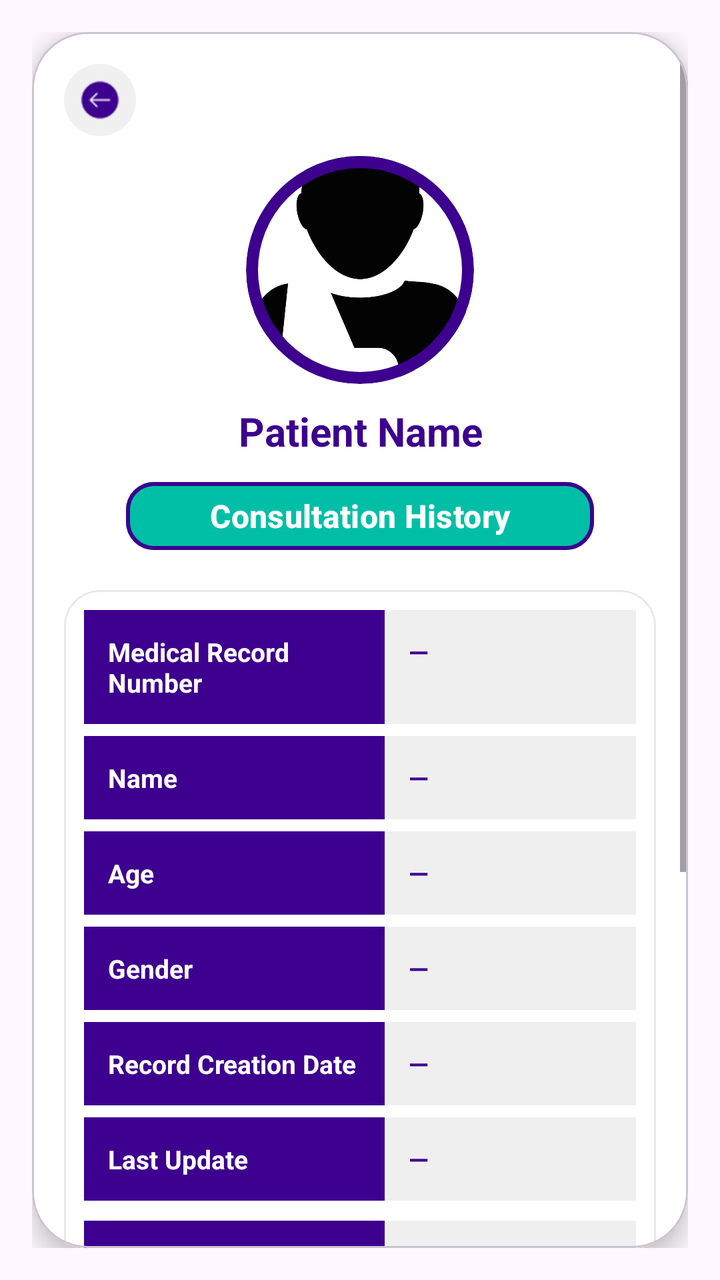
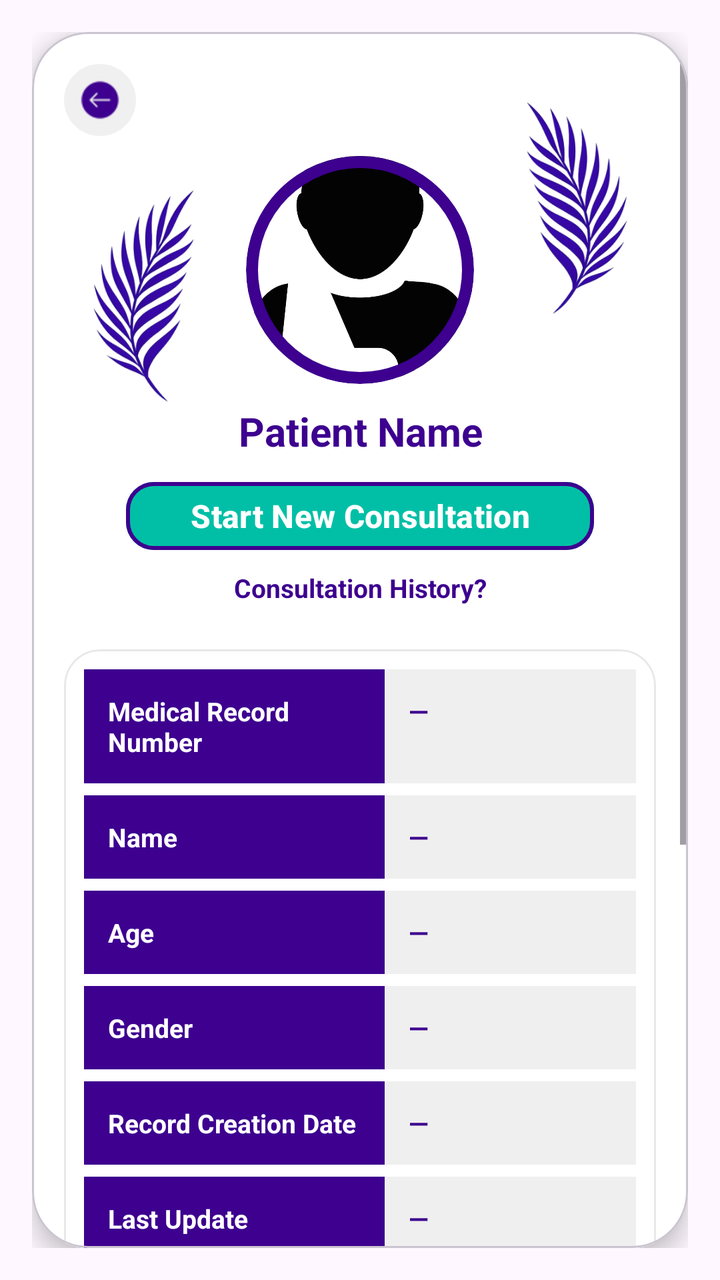

Compare the two renders of this Android layout. The source of the first and the diff that turns it into the second are given below.
<!-- AndroidManifest.xml: application theme Theme.MediMindV2 -->
<!-- res/layout/activity_patient_info.xml -->
<?xml version="1.0" encoding="utf-8"?>
<androidx.constraintlayout.widget.ConstraintLayout
    xmlns:android="http://schemas.android.com/apk/res/android"
    xmlns:app="http://schemas.android.com/apk/res-auto"
    xmlns:tools="http://schemas.android.com/tools"
    android:layout_width="match_parent"
    android:layout_height="match_parent"
    android:padding="16dp">

    
    <com.google.android.material.card.MaterialCardView
        android:id="@+id/cardInfo"
        android:layout_width="0dp"
        android:layout_height="0dp"
        app:cardCornerRadius="28dp"
        app:cardElevation="7dp"
        app:cardBackgroundColor="@android:color/white"
        app:layout_constraintTop_toTopOf="parent"
        app:layout_constraintBottom_toBottomOf="parent"
        app:layout_constraintStart_toStartOf="parent"
        app:layout_constraintEnd_toEndOf="parent">

        <ScrollView
            android:layout_width="match_parent"
            android:layout_height="match_parent"
            android:fillViewport="true">

            <androidx.constraintlayout.widget.ConstraintLayout
                android:layout_width="match_parent"
                android:layout_height="wrap_content"
                android:padding="16dp">

                
                <ImageView
                    android:id="@+id/btnBack"
                    android:layout_width="36dp"
                    android:layout_height="36dp"
                    android:padding="8dp"
                    android:background="@drawable/bg_back_circle"
                    android:src="@drawable/ic_back"
                    app:tint="#3D008F"
                    android:contentDescription="@null"
                    tools:ignore="MissingConstraints" />

                
                <com.google.android.material.card.MaterialCardView
                    android:id="@+id/cardAvatar"
                    android:layout_width="114dp"
                    android:layout_height="114dp"
                    android:layout_marginTop="10dp"
                    app:cardCornerRadius="57dp"
                    app:cardElevation="0dp"
                    app:strokeColor="#3D008F"
                    app:strokeWidth="6dp"
                    app:layout_constraintTop_toBottomOf="@id/btnBack"
                    app:layout_constraintStart_toStartOf="parent"
                    app:layout_constraintEnd_toEndOf="parent">

                    <ImageView
                        android:id="@+id/imgAvatar"
                        android:layout_width="match_parent"
                        android:layout_height="match_parent"
                        android:src="@drawable/ic_male"
                        android:scaleType="centerCrop"
                        android:contentDescription="@null"/>
                </com.google.android.material.card.MaterialCardView>

                
                <TextView
                    android:id="@+id/tvName"
                    android:layout_width="0dp"
                    android:layout_height="wrap_content"
                    android:layout_marginTop="10dp"
                    android:text="Patient Name"
                    android:textColor="#3D008F"
                    android:textSize="20sp"
                    android:textStyle="bold"
                    android:gravity="center"
                    android:maxLines="2"
                    android:ellipsize="end"
                    app:layout_constraintTop_toBottomOf="@id/cardAvatar"
                    app:layout_constraintStart_toStartOf="parent"
                    app:layout_constraintEnd_toEndOf="parent"/>

                
                <Button
                    android:id="@+id/btnInfo"
                    android:layout_width="234dp"
                    android:layout_height="42dp"
                    android:layout_marginTop="8dp"
                    android:backgroundTint="#00BFA6"
                    android:text="Consultation History"
                    android:textAllCaps="false"
                    android:textColor="@android:color/white"
                    android:textSize="16dp"
                    android:textStyle="bold"
                    app:cornerRadius="14dp"
                    app:layout_constraintEnd_toEndOf="parent"
                    app:layout_constraintStart_toStartOf="parent"
                    app:layout_constraintTop_toBottomOf="@id/tvName"
                    app:strokeColor="#3D008F"
                    app:strokeWidth="2dp" />

                
                <com.google.android.material.card.MaterialCardView
                    android:id="@+id/cardTable"
                    android:layout_width="0dp"
                    android:layout_height="wrap_content"
                    android:layout_marginTop="16dp"
                    app:cardCornerRadius="18dp"
                    app:cardElevation="0dp"
                    app:cardBackgroundColor="#FFFFFF"
                    app:strokeColor="#E8E8E8"
                    app:strokeWidth="1dp"
                    app:layout_constraintTop_toBottomOf="@id/btnInfo"
                    app:layout_constraintStart_toStartOf="parent"
                    app:layout_constraintEnd_toEndOf="parent">

                    <LinearLayout
                        android:id="@+id/layoutTable"
                        android:layout_width="match_parent"
                        android:layout_height="wrap_content"
                        android:orientation="vertical"
                        android:padding="10dp">

                        
                        
                        <LinearLayout
                            android:layout_width="match_parent"
                            android:layout_height="wrap_content"
                            android:layout_marginBottom="6dp"
                            android:orientation="horizontal">

                            <TextView
                                android:layout_width="0dp"
                                android:layout_height="match_parent"
                                android:layout_weight="1.2"
                                android:padding="12dp"
                                android:text="Medical Record Number"
                                android:textColor="@android:color/white"
                                android:textStyle="bold"
                                android:textSize="13sp"
                                android:background="#3D008F"/>

                            <TextView
                                android:id="@+id/tvMrn"
                                android:layout_width="0dp"
                                android:layout_height="match_parent"
                                android:layout_weight="1"
                                android:padding="12dp"
                                android:text="—"
                                android:textColor="#3D008F"
                                android:textStyle="bold"
                                android:textSize="13sp"
                                android:background="#EFEFEF"/>
                        </LinearLayout>

                        
                        <LinearLayout
                            android:layout_width="match_parent"
                            android:layout_height="wrap_content"
                            android:layout_marginBottom="6dp"
                            android:orientation="horizontal">

                            <TextView
                                android:layout_width="0dp"
                                android:layout_height="match_parent"
                                android:layout_weight="1.2"
                                android:padding="12dp"
                                android:text="Name"
                                android:textColor="@android:color/white"
                                android:textStyle="bold"
                                android:textSize="13sp"
                                android:background="#3D008F"/>

                            <TextView
                                android:id="@+id/tvNameRow"
                                android:layout_width="0dp"
                                android:layout_height="match_parent"
                                android:layout_weight="1"
                                android:padding="12dp"
                                android:text="—"
                                android:textColor="#3D008F"
                                android:textStyle="bold"
                                android:textSize="13sp"
                                android:background="#EFEFEF"/>
                        </LinearLayout>

                        
                        <LinearLayout
                            android:layout_width="match_parent"
                            android:layout_height="wrap_content"
                            android:layout_marginBottom="6dp"
                            android:orientation="horizontal">

                            <TextView
                                android:layout_width="0dp"
                                android:layout_height="match_parent"
                                android:layout_weight="1.2"
                                android:padding="12dp"
                                android:text="Age"
                                android:textColor="@android:color/white"
                                android:textStyle="bold"
                                android:textSize="13sp"
                                android:background="#3D008F"/>

                            <TextView
                                android:id="@+id/tvAge"
                                android:layout_width="0dp"
                                android:layout_height="match_parent"
                                android:layout_weight="1"
                                android:padding="12dp"
                                android:text="—"
                                android:textColor="#3D008F"
                                android:textStyle="bold"
                                android:textSize="13sp"
                                android:background="#EFEFEF"/>
                        </LinearLayout>

                        
                        <LinearLayout
                            android:layout_width="match_parent"
                            android:layout_height="wrap_content"
                            android:layout_marginBottom="6dp"
                            android:orientation="horizontal">

                            <TextView
                                android:layout_width="0dp"
                                android:layout_height="match_parent"
                                android:layout_weight="1.2"
                                android:padding="12dp"
                                android:text="Gender"
                                android:textColor="@android:color/white"
                                android:textStyle="bold"
                                android:textSize="13sp"
                                android:background="#3D008F"/>

                            <TextView
                                android:id="@+id/tvGender"
                                android:layout_width="0dp"
                                android:layout_height="match_parent"
                                android:layout_weight="1"
                                android:padding="12dp"
                                android:text="—"
                                android:textColor="#3D008F"
                                android:textStyle="bold"
                                android:textSize="13sp"
                                android:background="#EFEFEF"/>
                        </LinearLayout>

                        
                        <LinearLayout
                            android:layout_width="match_parent"
                            android:layout_height="wrap_content"
                            android:layout_marginBottom="6dp"
                            android:orientation="horizontal">

                            <TextView
                                android:layout_width="0dp"
                                android:layout_height="match_parent"
                                android:layout_weight="1.2"
                                android:padding="12dp"
                                android:text="Record Creation Date"
                                android:textColor="@android:color/white"
                                android:textStyle="bold"
                                android:textSize="13sp"
                                android:background="#3D008F"/>

                            <TextView
                                android:id="@+id/tvCreatedDate"
                                android:layout_width="0dp"
                                android:layout_height="match_parent"
                                android:layout_weight="1"
                                android:padding="12dp"
                                android:text="—"
                                android:textColor="#3D008F"
                                android:textStyle="bold"
                                android:textSize="13sp"
                                android:background="#EFEFEF"/>
                        </LinearLayout>

                        
                        <LinearLayout
                            android:layout_width="match_parent"
                            android:layout_height="wrap_content"
                            android:layout_marginBottom="10dp"
                            android:orientation="horizontal">

                            <TextView
                                android:layout_width="0dp"
                                android:layout_height="match_parent"
                                android:layout_weight="1.2"
                                android:padding="12dp"
                                android:text="Last Update"
                                android:textColor="@android:color/white"
                                android:textStyle="bold"
                                android:textSize="13sp"
                                android:background="#3D008F"/>

                            <TextView
                                android:id="@+id/tvLastUpdate"
                                android:layout_width="0dp"
                                android:layout_height="match_parent"
                                android:layout_weight="1"
                                android:padding="12dp"
                                android:text="—"
                                android:textColor="#3D008F"
                                android:textStyle="bold"
                                android:textSize="13sp"
                                android:background="#EFEFEF"/>
                        </LinearLayout>

                        
                        <LinearLayout
                            android:layout_width="match_parent"
                            android:layout_height="wrap_content"
                            android:layout_marginBottom="8dp"
                            android:orientation="horizontal">

                            <TextView
                                android:layout_width="0dp"
                                android:layout_height="match_parent"
                                android:layout_weight="1.2"
                                android:padding="12dp"
                                android:text="Current Medications"
                                android:textColor="@android:color/white"
                                android:textStyle="bold"
                                android:textSize="13sp"
                                android:background="#3D008F"/>

                            <TextView
                                android:id="@+id/tvMeds"
                                android:layout_width="0dp"
                                android:layout_height="match_parent"
                                android:layout_weight="1"
                                android:padding="12dp"
                                android:minLines="2"
                                android:lineSpacingExtra="2dp"
                                android:text="—"
                                android:textColor="#3D008F"
                                android:textSize="13sp"
                                android:background="#EFEFEF"/>
                        </LinearLayout>

                        <LinearLayout
                            android:layout_width="match_parent"
                            android:layout_height="wrap_content"
                            android:layout_marginBottom="8dp"
                            android:orientation="horizontal">

                            <TextView
                                android:layout_width="0dp"
                                android:layout_height="match_parent"
                                android:layout_weight="1.2"
                                android:padding="12dp"
                                android:text="Previous Surgeries"
                                android:textColor="@android:color/white"
                                android:textStyle="bold"
                                android:textSize="13sp"
                                android:background="#3D008F"/>

                            <TextView
                                android:id="@+id/tvSurgeries"
                                android:layout_width="0dp"
                                android:layout_height="match_parent"
                                android:layout_weight="1"
                                android:padding="12dp"
                                android:minLines="2"
                                android:lineSpacingExtra="2dp"
                                android:text="—"
                                android:textColor="#3D008F"
                                android:textSize="13sp"
                                android:background="#EFEFEF"/>
                        </LinearLayout>

                        <LinearLayout
                            android:layout_width="match_parent"
                            android:layout_height="wrap_content"
                            android:layout_marginBottom="8dp"
                            android:orientation="horizontal">

                            <TextView
                                android:layout_width="0dp"
                                android:layout_height="match_parent"
                                android:layout_weight="1.2"
                                android:padding="12dp"
                                android:text="Drug Allergies"
                                android:textColor="@android:color/white"
                                android:textStyle="bold"
                                android:textSize="13sp"
                                android:background="#3D008F"/>

                            <TextView
                                android:id="@+id/tvAllergies"
                                android:layout_width="0dp"
                                android:layout_height="match_parent"
                                android:layout_weight="1"
                                android:padding="12dp"
                                android:minLines="2"
                                android:lineSpacingExtra="2dp"
                                android:text="—"
                                android:textColor="#3D008F"
                                android:textSize="13sp"
                                android:background="#EFEFEF"/>
                        </LinearLayout>

                        <LinearLayout
                            android:layout_width="match_parent"
                            android:layout_height="wrap_content"
                            android:orientation="horizontal">

                            <TextView
                                android:layout_width="0dp"
                                android:layout_height="match_parent"
                                android:layout_weight="1.2"
                                android:padding="12dp"
                                android:text="Family History of Genetic Diseases"
                                android:textColor="@android:color/white"
                                android:textStyle="bold"
                                android:textSize="13sp"
                                android:background="#3D008F"/>

                            <TextView
                                android:id="@+id/tvFamily"
                                android:layout_width="0dp"
                                android:layout_height="match_parent"
                                android:layout_weight="1"
                                android:padding="12dp"
                                android:minLines="2"
                                android:lineSpacingExtra="2dp"
                                android:text="—"
                                android:textColor="#3D008F"
                                android:textSize="13sp"
                                android:background="#EFEFEF"/>
                        </LinearLayout>

                    </LinearLayout>

                </com.google.android.material.card.MaterialCardView>

            </androidx.constraintlayout.widget.ConstraintLayout>
        </ScrollView>

    </com.google.android.material.card.MaterialCardView>

</androidx.constraintlayout.widget.ConstraintLayout>
<!-- resources referenced by this layout -->
<resources>
  <!-- drawable bg_back_circle (drawable) -->
  <?xml version="1.0" encoding="utf-8"?>
  <ripple xmlns:android="http://schemas.android.com/apk/res/android"
      android:color="#1A3D008F">
      <item>
          <shape android:shape="oval">
              <solid android:color="#F0F0F0"/>
          </shape>
      </item>
  </ripple>
  <!-- drawable ic_back: png bitmap (drawable, 471 bytes) -->
  <!-- drawable ic_male: png bitmap (drawable, 53539 bytes) -->
  <style name="Theme.MediMindV2" parent="Base.Theme.MediMindV2" />
  <style name="Base.Theme.MediMindV2" parent="Theme.Material3.DayNight.NoActionBar">
          
          
      </style>
</resources>

<!-- the commit's change to res/layout/activity_patient_info.xml (unified diff, before → after) -->
@@ -89,7 +89,7 @@
                     android:layout_height="42dp"
                     android:layout_marginTop="8dp"
                     android:backgroundTint="#00BFA6"
-                    android:text="Consultation History"
+                    android:text="Start New Consultation"
                     android:textAllCaps="false"
                     android:textColor="@android:color/white"
                     android:textSize="16dp"
@@ -100,6 +100,25 @@
                     app:layout_constraintTop_toBottomOf="@id/tvName"
                     app:strokeColor="#3D008F"
                     app:strokeWidth="2dp" />
+                
+                <TextView
+                    android:id="@+id/tvHistory"
+                    android:layout_width="wrap_content"
+                    android:layout_height="wrap_content"
+                    android:text="Consultation History?"
+                    android:textColor="#3D008F"
+                    android:textSize="13sp"
+                    android:textStyle="bold"
+                    android:paddingTop="6dp"
+                    android:paddingBottom="6dp"
+                    android:clickable="true"
+                    android:focusable="true"
+                    android:foreground="?attr/selectableItemBackgroundBorderless"
+                    app:layout_constraintTop_toBottomOf="@id/btnInfo"
+                    app:layout_constraintStart_toStartOf="parent"
+                    app:layout_constraintEnd_toEndOf="parent"/>
+
+
 
                 
                 <com.google.android.material.card.MaterialCardView
@@ -112,7 +131,7 @@
                     app:cardBackgroundColor="#FFFFFF"
                     app:strokeColor="#E8E8E8"
                     app:strokeWidth="1dp"
-                    app:layout_constraintTop_toBottomOf="@id/btnInfo"
+                    app:layout_constraintTop_toBottomOf="@id/tvHistory"
                     app:layout_constraintStart_toStartOf="parent"
                     app:layout_constraintEnd_toEndOf="parent">
 
@@ -438,6 +457,27 @@
 
                 </com.google.android.material.card.MaterialCardView>
 
+                <ImageView
+                    android:id="@+id/imageView"
+                    android:layout_width="102dp"
+                    android:layout_height="110dp"
+                    app:layout_constraintBottom_toTopOf="@+id/tvName"
+                    app:layout_constraintEnd_toStartOf="@+id/cardAvatar"
+                    app:layout_constraintHorizontal_bias="1.0"
+                    app:layout_constraintStart_toStartOf="parent"
+                    app:srcCompat="@drawable/plant2" />
+
+                <ImageView
+                    android:id="@+id/imageView3"
+                    android:layout_width="102dp"
+                    android:layout_height="110dp"
+                    android:layout_marginBottom="44dp"
+                    app:layout_constraintBottom_toTopOf="@+id/tvName"
+                    app:layout_constraintEnd_toEndOf="parent"
+                    app:layout_constraintHorizontal_bias="0.0"
+                    app:layout_constraintStart_toEndOf="@+id/cardAvatar"
+                    app:srcCompat="@drawable/risha" />
+
             </androidx.constraintlayout.widget.ConstraintLayout>
         </ScrollView>
 
<!-- resource entries referenced after the edit -->
@@ -12,6 +12,8 @@
   </ripple>
   <!-- drawable ic_back: png bitmap (drawable, 471 bytes) -->
   <!-- drawable ic_male: png bitmap (drawable, 53539 bytes) -->
+  <!-- drawable plant2: png bitmap (drawable, 71776 bytes) -->
+  <!-- drawable risha: png bitmap (drawable, 71916 bytes) -->
   <style name="Theme.MediMindV2" parent="Base.Theme.MediMindV2" />
   <style name="Base.Theme.MediMindV2" parent="Theme.Material3.DayNight.NoActionBar">
           
